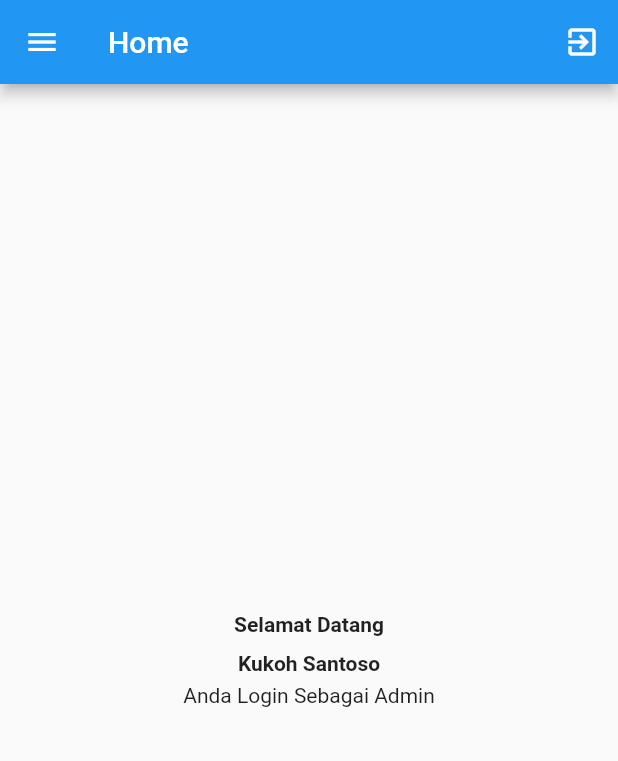
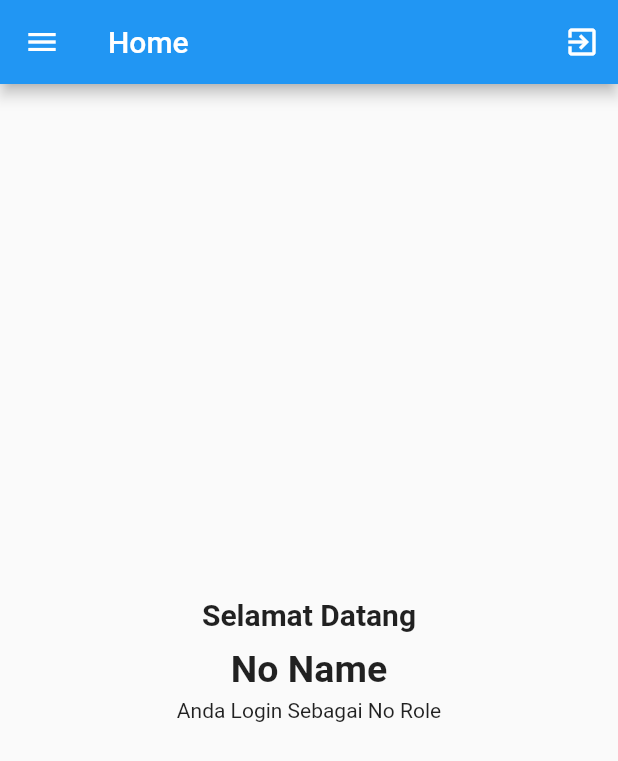
Before and after one commit to qkohst/E_Skripsi_Mobile_Client, a Flutter app: the HomeAdmin screen opened directly, on a phone screen of 412 x 824 dp. Shown: the top 761 px of the screen. Run offline on Flutter 3.47's test engine with Material 2 defaults, Android fonts, the phone set to English and light mode, and no system bars; our stand-ins replace rflutter_alert, shared_preferences; accounts and stored records are empty.

Commit message:
Add Identitas User Login to Hom Page

```diff
--- a/lib/home_admin.dart
+++ b/lib/home_admin.dart
@@ -8,8 +8,14 @@ class HomeAdmin extends StatefulWidget {
 }
 
 class _HomeAdminState extends State<HomeAdmin> {
+  String nama = "";
+  String role = "";
+  String apiToken = "";
+  String apiKey = "";
+
   @override
   Widget build(BuildContext context) {
+    _getFromSharedPreferences();
     return Scaffold(
       appBar: AppBar(
         title: Text('Home'),
@@ -24,9 +30,9 @@ class _HomeAdminState extends State<HomeAdmin> {
         child: new ListView(
           padding: const EdgeInsets.all(0.0),
           children: <Widget>[
-            new UserAccountsDrawerHeader(
-                accountName: new Text("Kukoh Santoso"),
-                accountEmail: new Text("Admin"),
+            UserAccountsDrawerHeader(
+                accountName: new Text("$nama"),
+                accountEmail: new Text("$role"),
                 currentAccountPicture: new CircleAvatar(
                   backgroundColor: Colors.white,
                 )),
@@ -72,16 +78,16 @@ class _HomeAdminState extends State<HomeAdmin> {
         mainAxisAlignment: MainAxisAlignment.center,
         children: <Widget>[
           Text(
-            'Selamat Datang',
-            style: TextStyle(fontWeight: FontWeight.bold),
+            "Selamat Datang",
+            style: TextStyle(fontWeight: FontWeight.bold, fontSize: 20),
           ),
           SizedBox(height: 10),
           Row(
             mainAxisAlignment: MainAxisAlignment.center,
             children: <Widget>[
               Text(
-                'Kukoh Santoso',
-                style: TextStyle(fontWeight: FontWeight.bold),
+                "$nama",
+                style: TextStyle(fontWeight: FontWeight.bold, fontSize: 25),
               ),
             ],
           ),
@@ -89,7 +95,7 @@ class _HomeAdminState extends State<HomeAdmin> {
           Row(
             mainAxisAlignment: MainAxisAlignment.center,
             children: <Widget>[
-              Text('Anda Login Sebagai Admin'),
+              Text("Anda Login Sebagai $role"),
             ],
           )
         ],
@@ -104,4 +110,15 @@ class _HomeAdminState extends State<HomeAdmin> {
     Navigator.pushReplacement(
         context, MaterialPageRoute(builder: (c) => MyApp()));
   }
+
+  void _getFromSharedPreferences() async {
+    SharedPreferences prefs = await SharedPreferences.getInstance();
+
+    setState(() {
+      nama = prefs.getString("nama") ?? "No Name";
+      role = prefs.getString("role") ?? "No Role";
+      apiToken = prefs.getString("api_token") ?? "No Token";
+      apiKey = prefs.getString("api_key") ?? "No Key";
+    });
+  }
 }
--- a/lib/home_admin_prodi.dart
+++ b/lib/home_admin_prodi.dart
@@ -8,8 +8,15 @@ class HomeAdminProdi extends StatefulWidget {
 }
 
 class _HomeAdminProdiState extends State<HomeAdminProdi> {
+  String nama = "";
+  String role = "";
+  String apiToken = "";
+  String apiKey = "";
+
   @override
   Widget build(BuildContext context) {
+    _getFromSharedPreferences();
+
     return Scaffold(
       appBar: AppBar(
         title: Text('Home'),
@@ -25,8 +32,8 @@ class _HomeAdminProdiState extends State<HomeAdminProdi> {
           padding: const EdgeInsets.all(0.0),
           children: <Widget>[
             new UserAccountsDrawerHeader(
-                accountName: new Text("Kukoh Santoso"),
-                accountEmail: new Text("Admin Prodi"),
+                accountName: new Text("$nama"),
+                accountEmail: new Text("$role"),
                 currentAccountPicture: new CircleAvatar(
                   backgroundColor: Colors.white,
                 )),
@@ -58,15 +65,15 @@ class _HomeAdminProdiState extends State<HomeAdminProdi> {
         children: <Widget>[
           Text(
             'Selamat Datang',
-            style: TextStyle(fontWeight: FontWeight.bold),
+            style: TextStyle(fontWeight: FontWeight.bold, fontSize: 20),
           ),
           SizedBox(height: 10),
           Row(
             mainAxisAlignment: MainAxisAlignment.center,
             children: <Widget>[
               Text(
-                'Kukoh Santoso',
-                style: TextStyle(fontWeight: FontWeight.bold),
+                "$nama",
+                style: TextStyle(fontWeight: FontWeight.bold, fontSize: 25),
               ),
             ],
           ),
@@ -74,7 +81,7 @@ class _HomeAdminProdiState extends State<HomeAdminProdi> {
           Row(
             mainAxisAlignment: MainAxisAlignment.center,
             children: <Widget>[
-              Text('Anda Login Sebagai Admin Admin Prodi'),
+              Text('Anda Login Sebagai $role'),
             ],
           )
         ],
@@ -89,4 +96,15 @@ class _HomeAdminProdiState extends State<HomeAdminProdi> {
     Navigator.pushReplacement(
         context, MaterialPageRoute(builder: (c) => MyApp()));
   }
+
+  void _getFromSharedPreferences() async {
+    SharedPreferences prefs = await SharedPreferences.getInstance();
+
+    setState(() {
+      nama = prefs.getString("nama") ?? "No Name";
+      role = prefs.getString("role") ?? "No Role";
+      apiToken = prefs.getString("api_token") ?? "No Token";
+      apiKey = prefs.getString("api_key") ?? "No Key";
+    });
+  }
 }
--- a/lib/home_dosen.dart
+++ b/lib/home_dosen.dart
@@ -8,8 +8,15 @@ class HomeDosen extends StatefulWidget {
 }
 
 class _HomeDosenState extends State<HomeDosen> {
+  String nama = "";
+  String role = "";
+  String apiToken = "";
+  String apiKey = "";
+
   @override
   Widget build(BuildContext context) {
+    _getFromSharedPreferences();
+
     return Scaffold(
       appBar: AppBar(
         title: Text('Home'),
@@ -25,8 +32,8 @@ class _HomeDosenState extends State<HomeDosen> {
           padding: const EdgeInsets.all(0.0),
           children: <Widget>[
             new UserAccountsDrawerHeader(
-                accountName: new Text("Kukoh Santoso"),
-                accountEmail: new Text("Dosen"),
+                accountName: new Text("$nama"),
+                accountEmail: new Text("$role"),
                 currentAccountPicture: new CircleAvatar(
                   backgroundColor: Colors.white,
                 )),
@@ -48,15 +55,15 @@ class _HomeDosenState extends State<HomeDosen> {
         children: <Widget>[
           Text(
             'Selamat Datang',
-            style: TextStyle(fontWeight: FontWeight.bold),
+            style: TextStyle(fontWeight: FontWeight.bold, fontSize: 20),
           ),
           SizedBox(height: 10),
           Row(
             mainAxisAlignment: MainAxisAlignment.center,
             children: <Widget>[
               Text(
-                'Kukoh Santoso',
-                style: TextStyle(fontWeight: FontWeight.bold),
+                "$nama",
+                style: TextStyle(fontWeight: FontWeight.bold, fontSize: 25),
               ),
             ],
           ),
@@ -64,7 +71,7 @@ class _HomeDosenState extends State<HomeDosen> {
           Row(
             mainAxisAlignment: MainAxisAlignment.center,
             children: <Widget>[
-              Text('Anda Login Sebagai Dosen'),
+              Text("Anda Login Sebagai $role"),
             ],
           )
         ],
@@ -79,4 +86,15 @@ class _HomeDosenState extends State<HomeDosen> {
     Navigator.pushReplacement(
         context, MaterialPageRoute(builder: (c) => MyApp()));
   }
+
+  void _getFromSharedPreferences() async {
+    SharedPreferences prefs = await SharedPreferences.getInstance();
+
+    setState(() {
+      nama = prefs.getString("nama") ?? "No Name";
+      role = prefs.getString("role") ?? "No Role";
+      apiToken = prefs.getString("api_token") ?? "No Token";
+      apiKey = prefs.getString("api_key") ?? "No Key";
+    });
+  }
 }
--- a/lib/home_mahasiswa.dart
+++ b/lib/home_mahasiswa.dart
@@ -8,8 +8,14 @@ class HomeMahasiswa extends StatefulWidget {
 }
 
 class _HomeMahasiswaState extends State<HomeMahasiswa> {
+  String nama = "";
+  String role = "";
+  String apiToken = "";
+  String apiKey = "";
+
   @override
   Widget build(BuildContext context) {
+    _getFromSharedPreferences();
     return Scaffold(
       appBar: AppBar(
         title: Text('Home'),
@@ -25,8 +31,8 @@ class _HomeMahasiswaState extends State<HomeMahasiswa> {
           padding: const EdgeInsets.all(0.0),
           children: <Widget>[
             new UserAccountsDrawerHeader(
-                accountName: new Text("Kukoh Santoso"),
-                accountEmail: new Text("Mahasiswa"),
+                accountName: new Text("$nama"),
+                accountEmail: new Text("$role"),
                 currentAccountPicture: new CircleAvatar(
                   backgroundColor: Colors.white,
                 )),
@@ -48,15 +54,15 @@ class _HomeMahasiswaState extends State<HomeMahasiswa> {
         children: <Widget>[
           Text(
             'Selamat Datang',
-            style: TextStyle(fontWeight: FontWeight.bold),
+            style: TextStyle(fontWeight: FontWeight.bold, fontSize: 20),
           ),
           SizedBox(height: 10),
           Row(
             mainAxisAlignment: MainAxisAlignment.center,
             children: <Widget>[
               Text(
-                'Kukoh Santoso',
-                style: TextStyle(fontWeight: FontWeight.bold),
+                "$nama",
+                style: TextStyle(fontWeight: FontWeight.bold, fontSize: 25),
               ),
             ],
           ),
@@ -64,7 +70,7 @@ class _HomeMahasiswaState extends State<HomeMahasiswa> {
           Row(
             mainAxisAlignment: MainAxisAlignment.center,
             children: <Widget>[
-              Text('Anda Login Sebagai Mahasiswa'),
+              Text("Anda Login Sebagai $role"),
             ],
           )
         ],
@@ -79,4 +85,15 @@ class _HomeMahasiswaState extends State<HomeMahasiswa> {
     Navigator.pushReplacement(
         context, MaterialPageRoute(builder: (c) => MyApp()));
   }
+
+  void _getFromSharedPreferences() async {
+    SharedPreferences prefs = await SharedPreferences.getInstance();
+
+    setState(() {
+      nama = prefs.getString("nama") ?? "No Name";
+      role = prefs.getString("role") ?? "No Role";
+      apiToken = prefs.getString("api_token") ?? "No Token";
+      apiKey = prefs.getString("api_key") ?? "No Key";
+    });
+  }
 }
--- a/lib/login_page.dart
+++ b/lib/login_page.dart
@@ -120,6 +120,8 @@ class _State extends State<LoginPage> {
         prefs.setString('username', res['data']['username']);
         prefs.setString('role', res['data']['role']);
         prefs.setString('api_token', res['data']['api_token']);
+        prefs.setString('api_key',
+            '4pyHNMVxTnNVpe571jMMXtE0a5X74PDYqkoLRds9lXlSqOW7GtqrBT29ptY5');
 
         if (prefs.getString('role') == 'Admin') {
           Navigator.pushReplacement(
```
